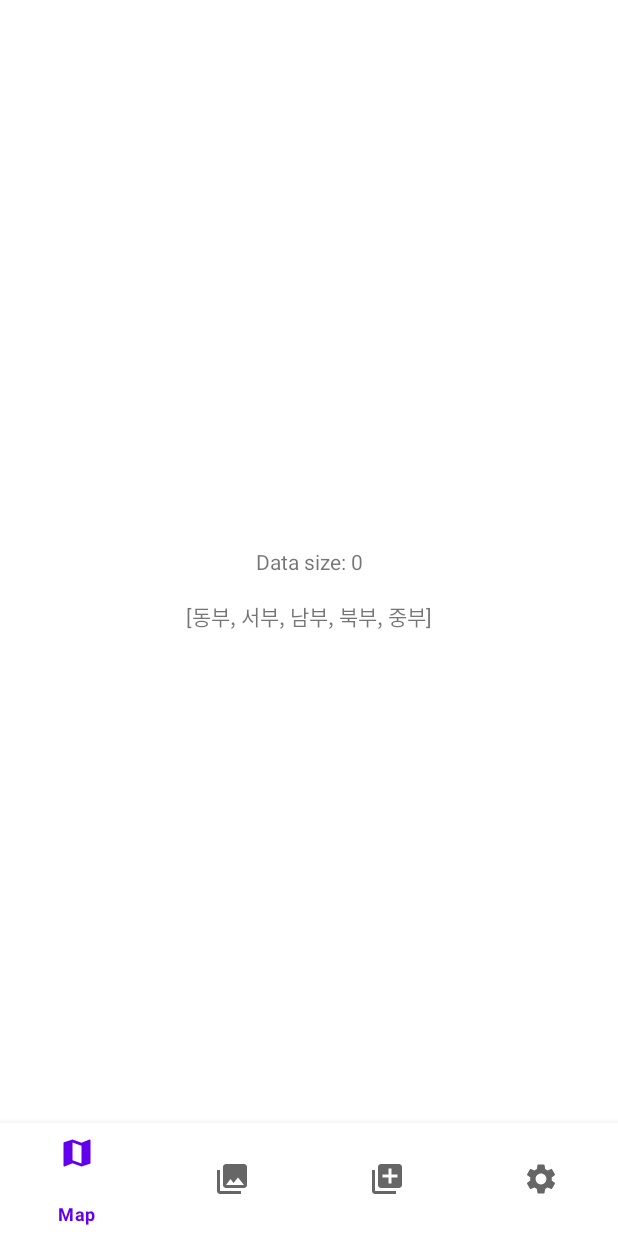
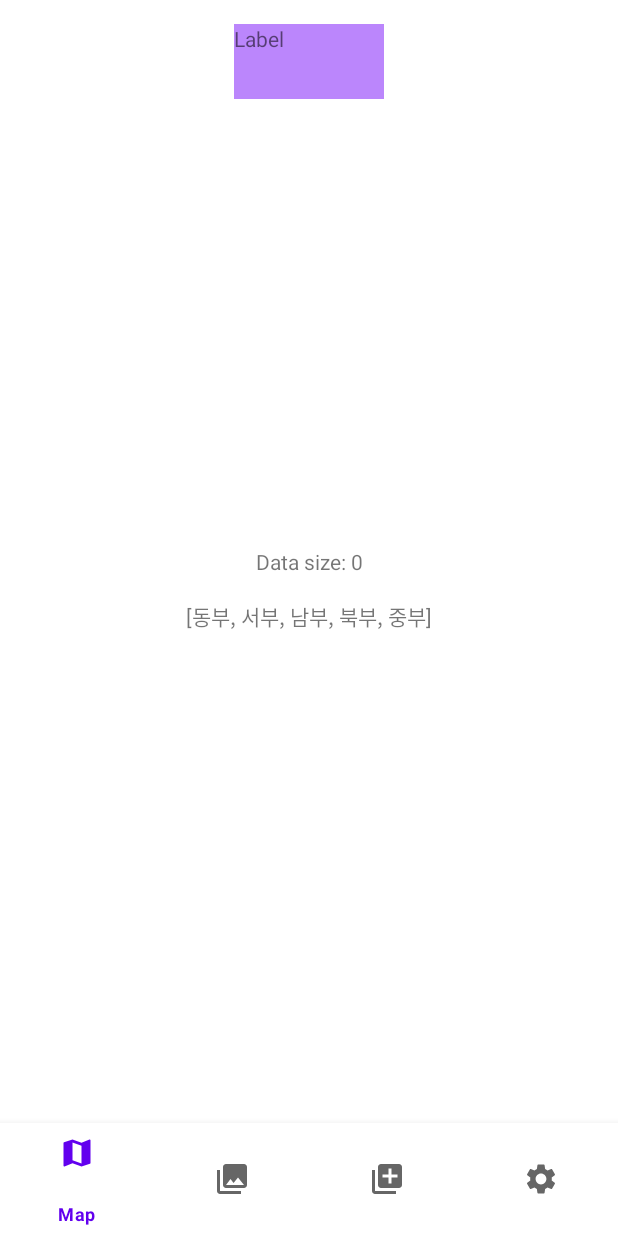
Before and after one commit to SnoopyKim/FootStamp, an Android app: the screen it shows after launch (MainActivity), on a phone screen of 412 x 824 dp. Run offline under Robolectric (Android 15) with nearby library versions, the phone set to English and light mode, and no system bars; our stand-ins replace Room's generated code, navigation-ui.

Commit message:
image null 오류 처리 및 애니메이션 테스트

```diff
--- a/app/src/main/java/project/android/footstamp/adapter/GalleryVIewAdapter.kt
+++ b/app/src/main/java/project/android/footstamp/adapter/GalleryVIewAdapter.kt
@@ -53,7 +53,7 @@ public class GalleryViewAdapter(private var list : MutableList<Stamp>) : Recycle
             GalText.text = "${item.area} ${item.date}"
             GalMemo.text = item.memo
 
-            val bitmap = BitmapFactory.decodeByteArray(item.image, 0, item.image.size)
+            val bitmap = item.image?.size?.let { BitmapFactory.decodeByteArray(item.image, 0, it) }
             GalImg.setImageBitmap(bitmap)
         }
     }
--- a/app/src/main/java/project/android/footstamp/fragment/MapFragment.kt
+++ b/app/src/main/java/project/android/footstamp/fragment/MapFragment.kt
@@ -4,9 +4,13 @@ import android.os.Bundle
 import android.view.LayoutInflater
 import android.view.View
 import android.view.ViewGroup
+import android.widget.TextView
 import androidx.fragment.app.Fragment
 import androidx.fragment.app.activityViewModels
 import androidx.lifecycle.Observer
+import androidx.transition.Fade
+import androidx.transition.TransitionManager
+import project.android.footstamp.R
 import project.android.footstamp.StampApplication
 import project.android.footstamp.databinding.FragmentMapBinding
 import project.android.footstamp.utils.getAreas
@@ -46,6 +50,21 @@ class MapFragment : Fragment() {
     override fun onViewCreated(view: View, savedInstanceState: Bundle?) {
         super.onViewCreated(view, savedInstanceState)
 
+        val labelText = TextView(context).apply {
+            text = "Label"
+            id = R.id.text
+        }
+        binding.animLayout.addView(labelText)
+        binding.animLayout.setOnClickListener {
+            if(labelText.visibility == View.VISIBLE){
+                TransitionManager.beginDelayedTransition(binding.animLayout, Fade(Fade.OUT))
+                labelText.visibility = View.GONE;
+            } else {
+                TransitionManager.beginDelayedTransition(binding.animLayout, Fade(Fade.IN))
+                labelText.visibility = View.VISIBLE;
+            }
+        }
+
         binding.areas.text = areaList.toString()
 
         stampViewModel.allStamps.observe(viewLifecycleOwner, Observer { stamps ->
--- a/app/src/main/java/project/android/footstamp/model/Stamp.kt
+++ b/app/src/main/java/project/android/footstamp/model/Stamp.kt
@@ -13,7 +13,7 @@ data class Stamp(
     var date: String,
 
     @ColumnInfo(typeAffinity = ColumnInfo.BLOB)
-    var image: ByteArray,
+    var image: ByteArray?,
 
     var memo: String? = null
 
--- a/app/src/main/java/project/android/footstamp/model/StampDatabase.kt
+++ b/app/src/main/java/project/android/footstamp/model/StampDatabase.kt
@@ -6,7 +6,7 @@ import androidx.room.Room
 import androidx.room.RoomDatabase
 import androidx.room.TypeConverters
 
-@Database(entities = [Stamp::class], version = 3, exportSchema = false)
+@Database(entities = [Stamp::class], version = 4, exportSchema = false)
 @TypeConverters(Converters::class)
 abstract class StampDatabase : RoomDatabase() {
     abstract fun stampDao(): StampDao
--- a/app/src/main/res/layout/fragment_map.xml
+++ b/app/src/main/res/layout/fragment_map.xml
@@ -27,4 +27,14 @@
         app:layout_constraintStart_toStartOf="parent"
         app:layout_constraintTop_toBottomOf="@+id/textview" />
 
+    <RelativeLayout
+        android:id="@+id/animLayout"
+        android:layout_width="100dp"
+        android:layout_height="50dp"
+        android:layout_marginTop="16dp"
+        android:background="@color/purple_200"
+        app:layout_constraintTop_toTopOf="parent"
+        app:layout_constraintStart_toStartOf="parent"
+        app:layout_constraintEnd_toEndOf="parent" />
+
 </androidx.constraintlayout.widget.ConstraintLayout>
```
